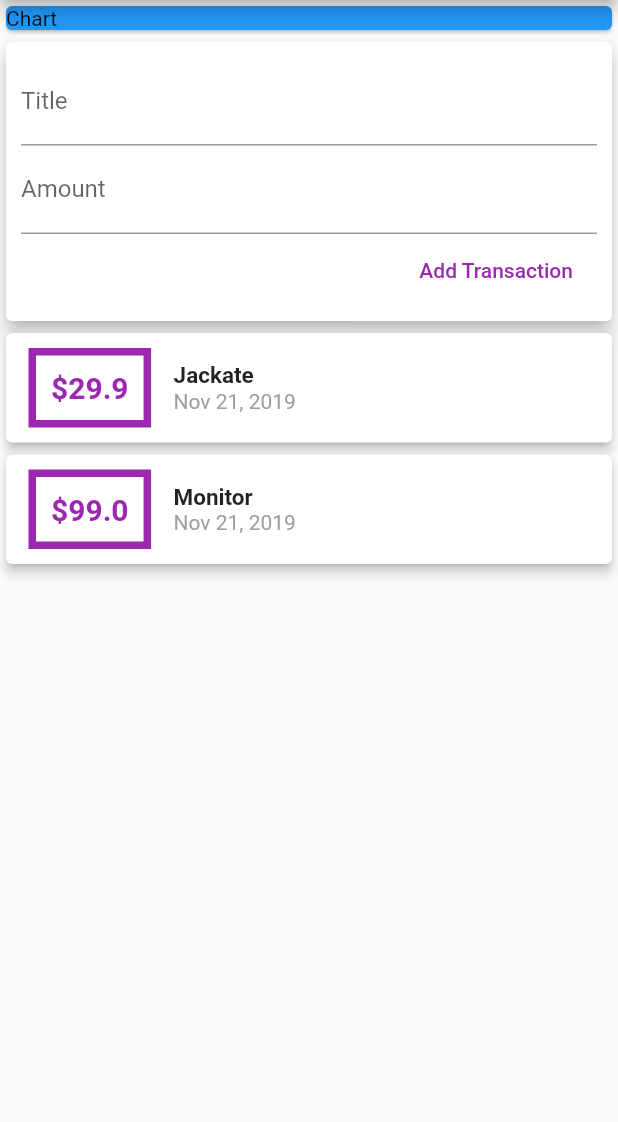
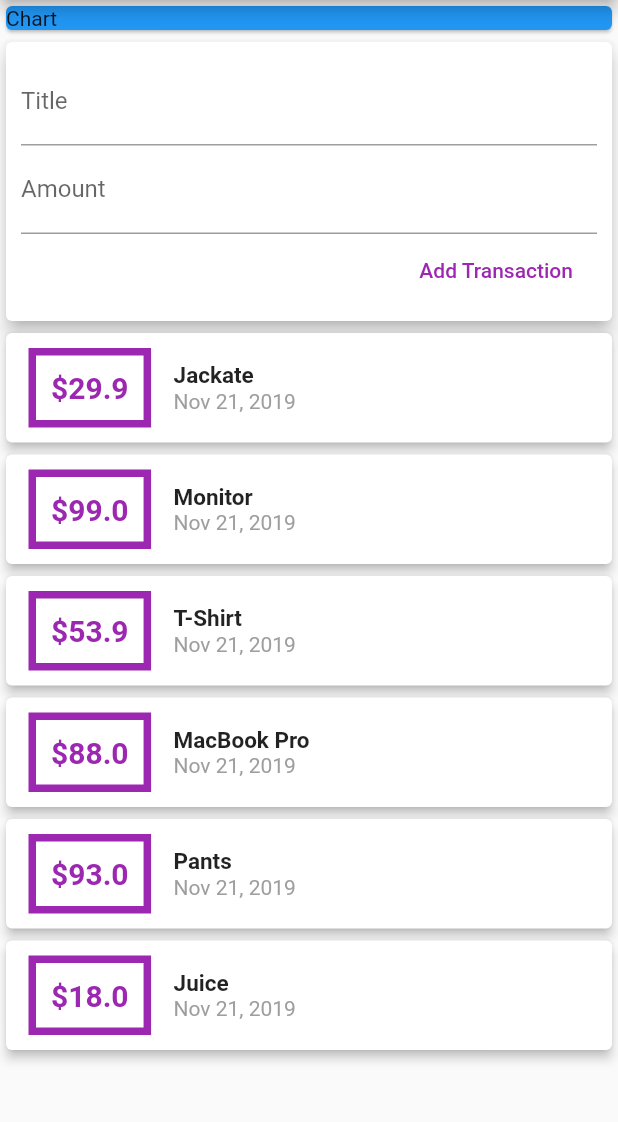
Before and after one commit to raniket/flutter-expences-tracker, a Flutter app: the screen it shows after launch, on a phone screen of 412 x 824 dp, the part 84-1206 px from its top. Run offline on Flutter 3.47's test engine with Material 2 defaults, Android fonts, the phone set to English and light mode, and no system bars.

Commit message:
scrolling using ListView

```diff
--- a/lib/widgets/transaction_list.dart
+++ b/lib/widgets/transaction_list.dart
@@ -11,9 +11,8 @@ class TransactionList extends StatelessWidget {
   @override
   Widget build(BuildContext context) {
     return Container(
-      height: 300,
-      child: SingleChildScrollView(
-        child: Column(
+      height: 500,
+      child: ListView(
           children: <Widget>[
             ...(transactions as List<Transaction>).map((tx) {
               return Card(
@@ -55,7 +54,6 @@ class TransactionList extends StatelessWidget {
               );
             }).toList(),
           ],
-        ),
       ),
     );
   }
--- a/lib/widgets/user_transaction.dart
+++ b/lib/widgets/user_transaction.dart
@@ -21,6 +21,30 @@ class _UserTransactionState extends State<UserTransaction> {
       id: 't1',
       title: 'Monitor',
       amount: 99.0,
+      date: DateTime.now(),
+    ),
+    Transaction(
+      id: 't3',
+      title: 'T-Shirt',
+      amount: 53.9,
+      date: DateTime.now(),
+    ),
+    Transaction(
+      id: 't4',
+      title: 'MacBook Pro',
+      amount: 88.0,
+      date: DateTime.now(),
+    ),
+    Transaction(
+      id: 't5',
+      title: 'Pants',
+      amount: 93.0,
+      date: DateTime.now(),
+    ),
+    Transaction(
+      id: 't6',
+      title: 'Juice',
+      amount: 18.0,
       date: DateTime.now(),
     ),
   ];
```
